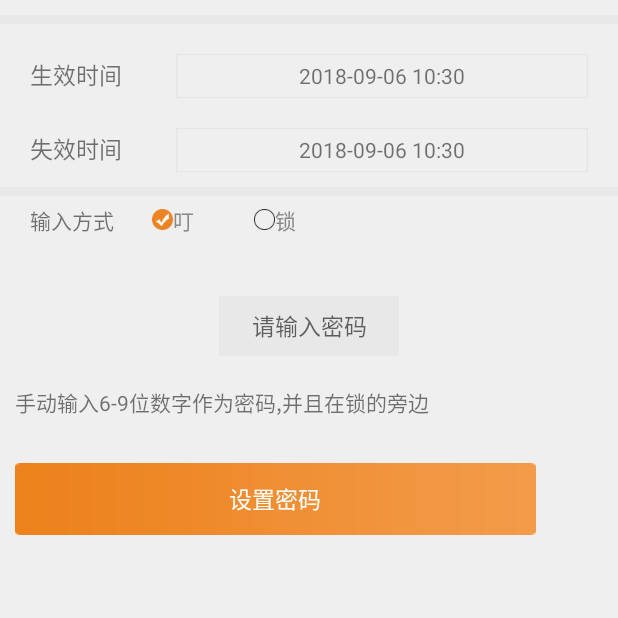
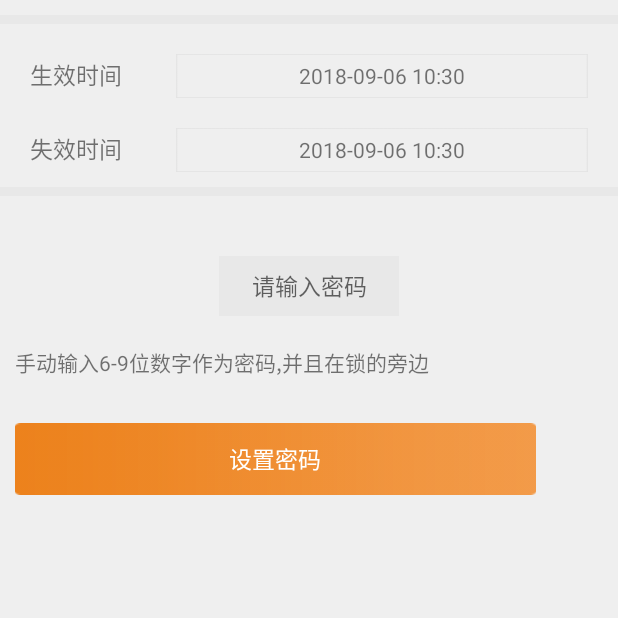
Before and after one commit to YuanLingCH/testBleDemo, an Android app: the fragment customFragment shown on its own in the app's theme, on a phone screen of 412 x 824 dp, the top half of it. Run offline under Robolectric (Android 15) with nearby library versions, the phone set to English and light mode, and no system bars; our stand-ins replace EventBus; libraries missing offline, so code that uses them is left out: com.tencent.bugly; 1 statement that could not run was skipped.

Commit message:
优化Mqtt功能 ——第7次提交

```diff
--- a/Desktop/ble_lock_demo/ding/app/src/main/java/fangzuzu/com/ding/apiManager.java
+++ b/Desktop/ble_lock_demo/ding/app/src/main/java/fangzuzu/com/ding/apiManager.java
@@ -67,6 +67,8 @@ public interface apiManager {
     Call<String>queryPermison();*/
 
     //查询锁用户列表  http://192.168.0.118:7956/sysLock/selectAll
+    //  https://www.fzzsaas.com/lockingSystem/sysLock/selectAll
+    // http://192.168.0.135:7956/sysLock/selectAll
     @GET("https://www.fzzsaas.com/lockingSystem/sysLock/selectAll")
     Call<String>getLockUserList(@Query("parentId") String parentId,@Query("userId") String userId);
     //锁添加蓝牙管理员后初始化   http://192.168.0.118:7956/sysLock/initLockModel
--- a/Desktop/ble_lock_demo/ding/app/src/main/java/fangzuzu/com/ding/ui/fragment/customFragment.java
+++ b/Desktop/ble_lock_demo/ding/app/src/main/java/fangzuzu/com/ding/ui/fragment/customFragment.java
@@ -364,7 +364,7 @@ public class customFragment extends BaseFragment {
 
             // 点击生成密码 连接蓝牙
                 String loseTime = currentDate.getText().toString().trim();
-                if (app_input.isChecked()){
+              /*  if (app_input.isChecked()){*/
 
                 senddata = tv_pasw.getText().toString().trim(); //获取输入密码
                 Log.d("TAG","senddata"+senddata);
@@ -378,11 +378,11 @@ public class customFragment extends BaseFragment {
                     initConnectBle(senddata);
 
                 }
-                }else if (lock_input.isChecked()){
+               /* }else if (lock_input.isChecked()){
                     Log.d("TAG","锁端输入");
                     initReceiveData();
                     initConnectBle("");
-                }
+                }*/
 
                 }else {
                     Toast.makeText(getActivity(),"失效时间不能小于生效时间，并且2个时间不能相同",Toast.LENGTH_LONG).show();
--- a/Desktop/ble_lock_demo/ding/app/src/main/res/layout/custome_fragment_layout.xml
+++ b/Desktop/ble_lock_demo/ding/app/src/main/res/layout/custome_fragment_layout.xml
@@ -62,6 +62,7 @@
         android:layout_width="match_parent"
         android:layout_height="6dp"/>
     <LinearLayout
+        android:visibility="gone"
         android:layout_marginLeft="20dp"
         android:layout_marginTop="5dp"
         android:orientation="horizontal"
```
Also changed, not shown: Desktop/ble_lock_demo/ding/app/src/main/java/fangzuzu/com/ding/ui/fragment/foreverFragment.java (+8 -1 lines).
